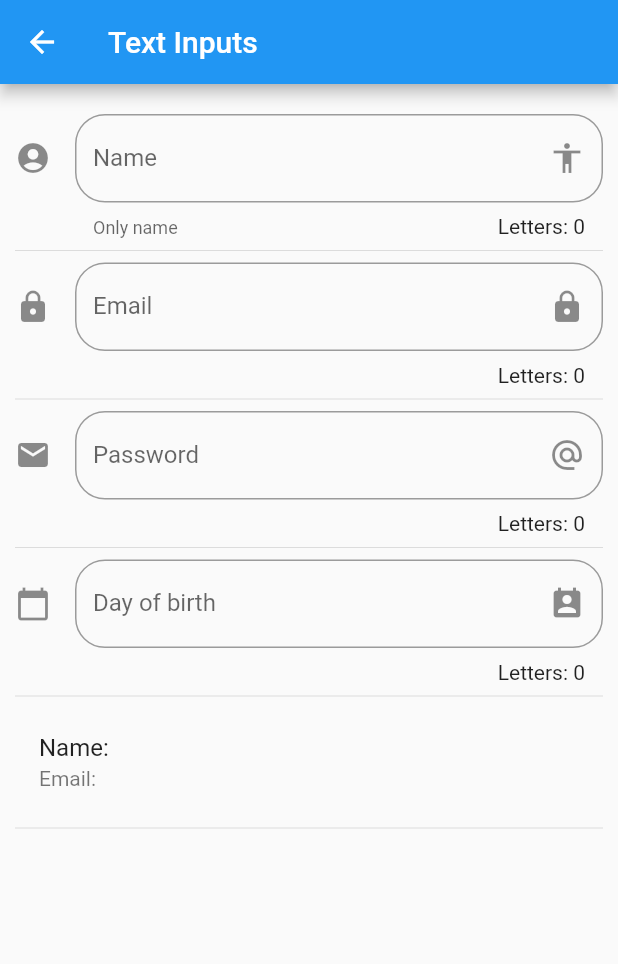
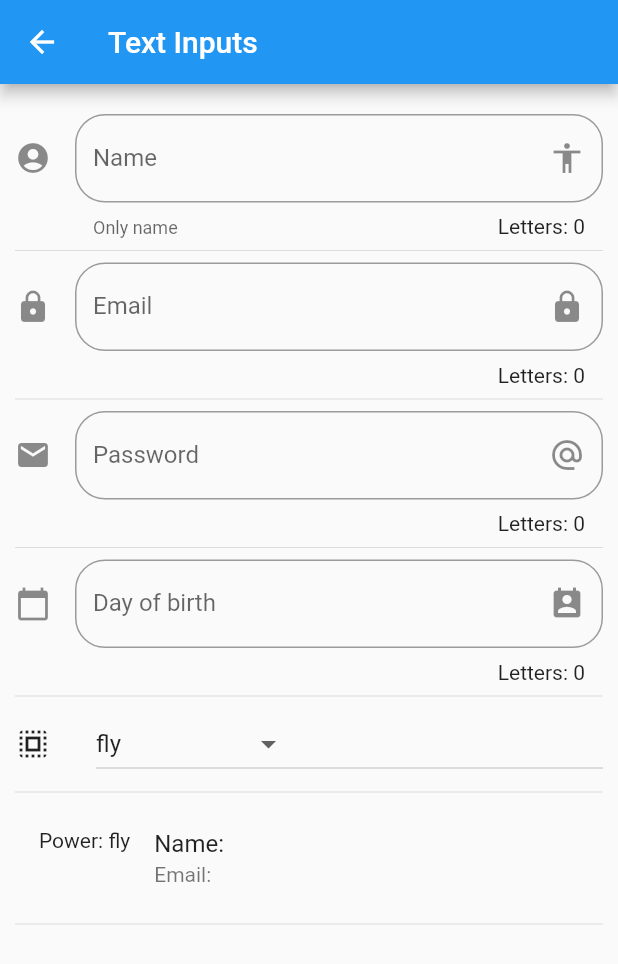
Before and after one commit to ajyanreyu/flutter-components, a Flutter app: the InputPage screen opened by its route, on a phone screen of 412 x 824 dp. Shown: the top 964 px of the screen. Run offline on Flutter 3.47's test engine with Material 2 defaults, Android fonts, the phone set to English and light mode, and no system bars.

```diff
--- a/lib/pages/input_page.dart
+++ b/lib/pages/input_page.dart
@@ -10,7 +10,9 @@ class _InputPageState extends State<InputPage> {
   String _email = '';
   String _password = '';
   String _date = '';
+  String _selectedOption = 'fly';
   TextEditingController _inputFieldDateController = new TextEditingController();
+  List<String> _powers = ['fly', 'x-rays', 'super strength'];
 
   @override
   Widget build(BuildContext context) {
@@ -26,6 +28,8 @@ class _InputPageState extends State<InputPage> {
           _createdPassword(),
           Divider(),
           _createdDate(context),
+          Divider(),
+          _createdDropDown(),
           Divider(),
           _createPerson(),
           Divider(),
@@ -61,13 +65,6 @@ class _InputPageState extends State<InputPage> {
           suffixIcon: Icon(Icons.lock),
           icon: Icon(Icons.lock)),
       onChanged: (value) => setState(() => _email = value),
-    );
-  }
-
-  Widget _createPerson() {
-    return ListTile(
-      title: Text('Name: $_name'),
-      subtitle: Text('Email: $_email'),
     );
   }
 
@@ -118,4 +115,41 @@ class _InputPageState extends State<InputPage> {
       _inputFieldDateController.text = _date;
     }
   }
+
+  List<DropdownMenuItem<String>> getDropDownOptions() {
+    List<DropdownMenuItem<String>> list = new List();
+    _powers.forEach((power) {
+      list.add(DropdownMenuItem(
+        child: Text(power),
+        value: power,
+      ));
+    });
+    return list;
+  }
+
+  Widget _createdDropDown() {
+    return Row(
+      children: <Widget>[
+        Icon(Icons.select_all),
+        SizedBox(width: 30.0),
+        Expanded(
+          child: DropdownButton(
+            value: _selectedOption,
+            items: getDropDownOptions(),
+            onChanged: (option) => setState(() {
+              _selectedOption = option;
+            }),
+          ),
+        )
+      ],
+    );
+  }
+
+  Widget _createPerson() {
+    return ListTile(
+      title: Text('Name: $_name'),
+      subtitle: Text('Email: $_email'),
+      leading: Text('Power: $_selectedOption'),
+    );
+  }
 }
```
